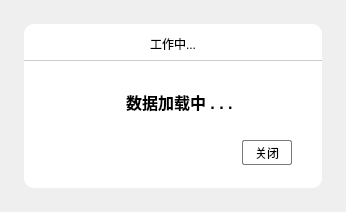
This is src/DialogInformationPrompt.ui in Aiopr-bits/MAVES as Qt 5 draws it before an edit. The edited form follows.
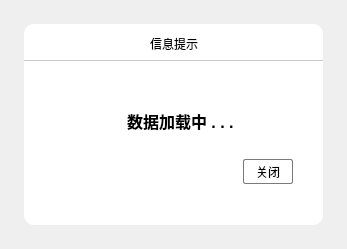
This is the edited form. Icons and pictures are not drawn.

Commit message: feat:更新未导入网格就选择求解器时候的提示框

The edit to the form file:
```diff
--- a/src/DialogInformationPrompt.ui
+++ b/src/DialogInformationPrompt.ui
@@ -6,8 +6,8 @@
    <rect>
     <x>0</x>
     <y>0</y>
-    <width>346</width>
-    <height>212</height>
+    <width>347</width>
+    <height>249</height>
    </rect>
   </property>
   <property name="windowTitle">
@@ -100,7 +100,7 @@
              </size>
             </property>
             <property name="text">
-             <string>工作中...</string>
+             <string>信息提示</string>
             </property>
             <property name="alignment">
              <set>Qt::AlignCenter</set>
@@ -156,6 +156,9 @@
             <property name="orientation">
              <enum>Qt::Horizontal</enum>
             </property>
+            <property name="sizeType">
+             <enum>QSizePolicy::Expanding</enum>
+            </property>
             <property name="sizeHint" stdset="0">
              <size>
               <width>40</width>
```
The commit also changes 3 other files.
